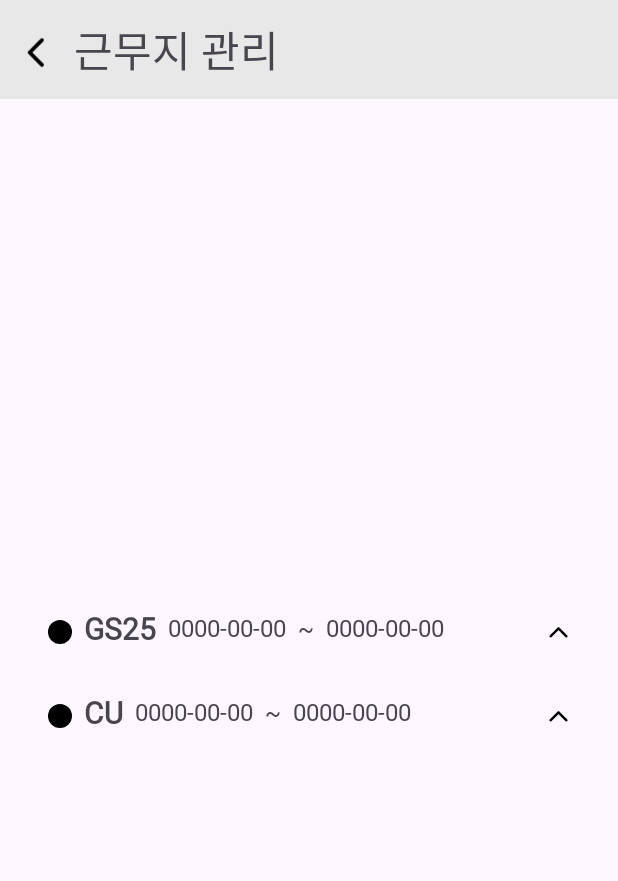
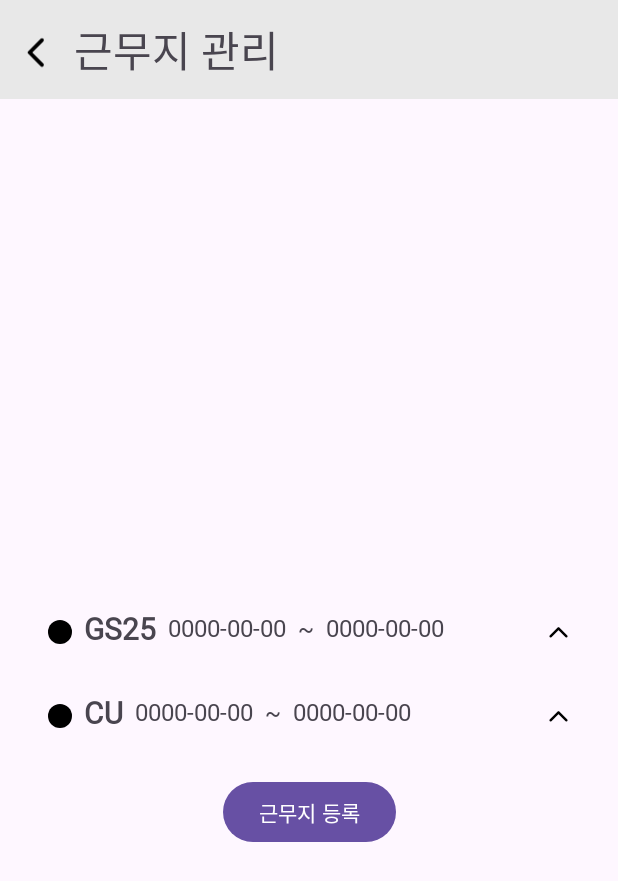
Before and after one commit to TTangho-Lee/Haedal-Hackathon, an Android app: the WorkPlaceActivity screen opened directly, with no data from a screen before it, on a phone screen of 412 x 824 dp. Shown: the top 881 px of the screen. Run offline under Robolectric (Android 15) with nearby library versions, the phone set to English and light mode, and no system bars; our stand-ins replace Room's generated code.

Commit message:
근무지 등록

```diff
--- a/app/src/main/java/com/example/parttimecalander/home/workplace/WorkPlaceActivity.java
+++ b/app/src/main/java/com/example/parttimecalander/home/workplace/WorkPlaceActivity.java
@@ -1,8 +1,11 @@
 package com.example.parttimecalander.home.workplace;
 
 
+import android.content.Intent;
 import android.os.Bundle;
 import android.util.Log;
+import android.view.View;
+import android.widget.Button;
 
 import androidx.appcompat.app.AppCompatActivity;
 import androidx.core.view.WindowCompat;
@@ -34,7 +37,14 @@ public class WorkPlaceActivity extends AppCompatActivity {
         WorkPlaceDatabase database=WorkPlaceDatabase.getDatabase(this);
 
         WorkPlaceDao workPlaceDao = database.workPlaceDao();
-
+        Button register_btn=(Button)findViewById(R.id.register_btn);
+        register_btn.setOnClickListener(new View.OnClickListener() {
+            @Override
+            public void onClick(View v) {
+                Intent intent=new Intent(WorkPlaceActivity.this, WorkPlaceRegisterActivity.class);
+                startActivity(intent);
+            }
+        });
 
 
         Executors.newSingleThreadExecutor().execute(() -> {
--- a/app/src/main/java/com/example/parttimecalander/home/workplace/WorkPlaceRegisterActivity.java
+++ b/app/src/main/java/com/example/parttimecalander/home/workplace/WorkPlaceRegisterActivity.java
@@ -1,5 +1,6 @@
 package com.example.parttimecalander.home.workplace;
 
+import android.content.Intent;
 import android.os.Bundle;
 import android.util.Log;
 import android.view.View;
@@ -69,6 +70,9 @@ public class WorkPlaceRegisterActivity extends AppCompatActivity {
                     new_workplace.endDate=workplace_end.getSelectedItem().toString();
                     placeDao.setInsertData(new_workplace);
                 });
+                Intent intent=new Intent(WorkPlaceRegisterActivity.this, WorkPlaceActivity.class);
+                startActivity(intent);
+
             }
         });
 
--- a/app/src/main/res/layout/activity_workplace.xml
+++ b/app/src/main/res/layout/activity_workplace.xml
@@ -51,4 +51,14 @@
        app:layout_constraintTop_toBottomOf="@id/title_box"
        app:layout_constraintBottom_toBottomOf="parent"/>
 
+    <Button
+        android:layout_width="wrap_content"
+        android:layout_height="wrap_content"
+        android:text="근무지 등록"
+        android:id="@+id/register_btn"
+        app:layout_constraintStart_toStartOf="parent"
+        app:layout_constraintEnd_toEndOf="parent"
+        app:layout_constraintTop_toBottomOf="@id/workplace_recyclerView"/>
+
+
 </androidx.constraintlayout.widget.ConstraintLayout>
```
